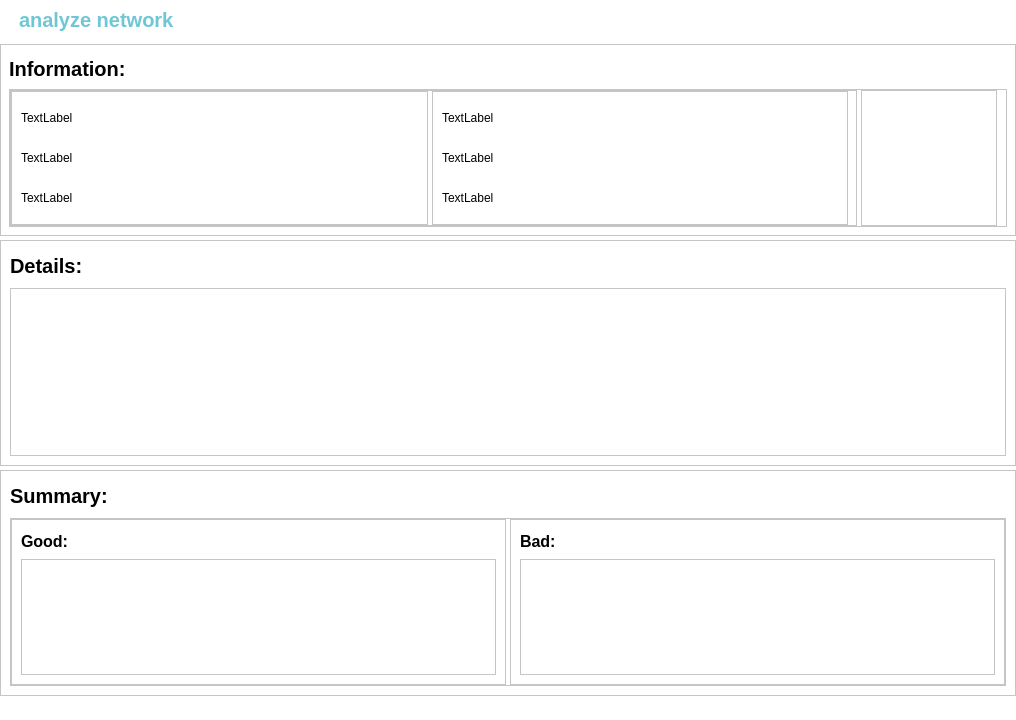
This is pages/analyze/analyze.ui in nguyenduchuy-22NS024/wifi-security-analyzer as Qt 5 draws it before an edit. The edited form follows.
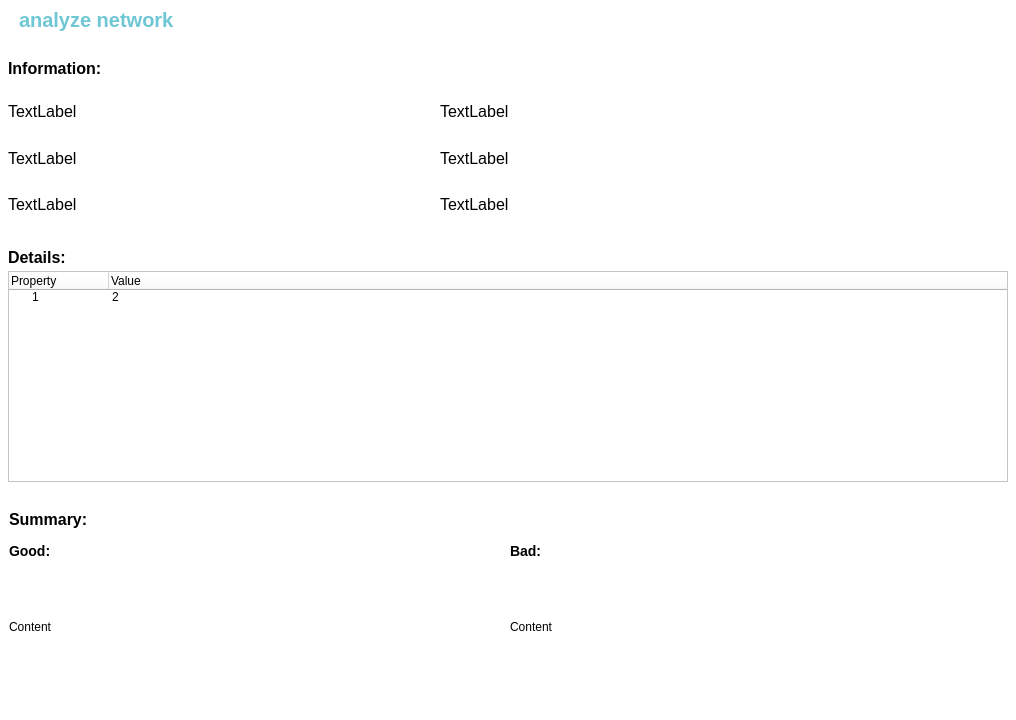
This is the edited form. Icons and pictures are not drawn.

```diff
--- a/pages/analyze/analyze.ui
+++ b/pages/analyze/analyze.ui
@@ -310,6 +310,12 @@
               </property>
               <item>
                <widget class="QFrame" name="frInfoScore">
+                <property name="minimumSize">
+                 <size>
+                  <width>0</width>
+                  <height>192</height>
+                 </size>
+                </property>
                 <property name="maximumSize">
                  <size>
                   <width>16777215</width>
@@ -318,12 +324,12 @@
                 </property>
                 <property name="styleSheet">
                  <string notr="true">#lblInfoScoreHeader {
-	font-size: 20px;
+	font-size: 16px;
 	font-weight: bold;
 }</string>
                 </property>
                 <property name="frameShape">
-                 <enum>QFrame::Shape::StyledPanel</enum>
+                 <enum>QFrame::Shape::NoFrame</enum>
                 </property>
                 <property name="frameShadow">
                  <enum>QFrame::Shadow::Raised</enum>
@@ -360,7 +366,7 @@
                  <item>
                   <widget class="QFrame" name="frInfoScoreContent">
                    <property name="frameShape">
-                    <enum>QFrame::Shape::StyledPanel</enum>
+                    <enum>QFrame::Shape::NoFrame</enum>
                    </property>
                    <property name="frameShadow">
                     <enum>QFrame::Shadow::Raised</enum>
@@ -375,13 +381,16 @@
                     <property name="topMargin">
                      <number>0</number>
                     </property>
+                    <property name="rightMargin">
+                     <number>0</number>
+                    </property>
                     <property name="bottomMargin">
                      <number>0</number>
                     </property>
                     <item>
                      <widget class="QFrame" name="frInfo">
                       <property name="frameShape">
-                       <enum>QFrame::Shape::StyledPanel</enum>
+                       <enum>QFrame::Shape::NoFrame</enum>
                       </property>
                       <property name="frameShadow">
                        <enum>QFrame::Shadow::Raised</enum>
@@ -397,20 +406,40 @@
                         <number>0</number>
                        </property>
                        <property name="rightMargin">
-                        <number>8</number>
+                        <number>0</number>
                        </property>
                        <property name="bottomMargin">
                         <number>0</number>
                        </property>
                        <item>
                         <widget class="QFrame" name="frInfo1">
+                         <property name="styleSheet">
+                          <string notr="true">#lblSSID, #lblBSSID, #lblSecurity, #lblFreqChan, #lblInterface, #lblScore {
+	font-size: 16px;
+}</string>
+                         </property>
                          <property name="frameShape">
-                          <enum>QFrame::Shape::StyledPanel</enum>
+                          <enum>QFrame::Shape::NoFrame</enum>
                          </property>
                          <property name="frameShadow">
                           <enum>QFrame::Shadow::Raised</enum>
                          </property>
                          <layout class="QVBoxLayout" name="verticalLayout_4">
+                          <property name="spacing">
+                           <number>0</number>
+                          </property>
+                          <property name="leftMargin">
+                           <number>0</number>
+                          </property>
+                          <property name="topMargin">
+                           <number>0</number>
+                          </property>
+                          <property name="rightMargin">
+                           <number>0</number>
+                          </property>
+                          <property name="bottomMargin">
+                           <number>0</number>
+                          </property>
                           <item>
                            <widget class="QLabel" name="lblSSID">
                             <property name="text">
@@ -437,13 +466,33 @@
                        </item>
                        <item>
                         <widget class="QFrame" name="frInfo2">
+                         <property name="styleSheet">
+                          <string notr="true">#lblSSID, #lblBSSID, #lblSecurity, #lblFreqChan, #lblInterface, #lblScore {
+	font-size: 16px;
+}</string>
+                         </property>
                          <property name="frameShape">
-                          <enum>QFrame::Shape::StyledPanel</enum>
+                          <enum>QFrame::Shape::NoFrame</enum>
                          </property>
                          <property name="frameShadow">
                           <enum>QFrame::Shadow::Raised</enum>
                          </property>
                          <layout class="QVBoxLayout" name="verticalLayout_5">
+                          <property name="spacing">
+                           <number>0</number>
+                          </property>
+                          <property name="leftMargin">
+                           <number>0</number>
+                          </property>
+                          <property name="topMargin">
+                           <number>0</number>
+                          </property>
+                          <property name="rightMargin">
+                           <number>0</number>
+                          </property>
+                          <property name="bottomMargin">
+                           <number>0</number>
+                          </property>
                           <item>
                            <widget class="QLabel" name="lblFreqChan">
                             <property name="text">
@@ -480,7 +529,7 @@
                        </size>
                       </property>
                       <property name="frameShape">
-                       <enum>QFrame::Shape::StyledPanel</enum>
+                       <enum>QFrame::Shape::NoFrame</enum>
                       </property>
                       <property name="frameShadow">
                        <enum>QFrame::Shadow::Raised</enum>
@@ -495,19 +544,46 @@
               </item>
               <item>
                <widget class="QFrame" name="frDetails">
+                <property name="minimumSize">
+                 <size>
+                  <width>0</width>
+                  <height>250</height>
+                 </size>
+                </property>
+                <property name="maximumSize">
+                 <size>
+                  <width>16777215</width>
+                  <height>250</height>
+                 </size>
+                </property>
                 <property name="styleSheet">
                  <string notr="true">#lblDetailsHeader {
-	font-size: 20px;
+	font-size: 16px;
 	font-weight: bold;
 }</string>
                 </property>
                 <property name="frameShape">
-                 <enum>QFrame::Shape::StyledPanel</enum>
+                 <enum>QFrame::Shape::NoFrame</enum>
                 </property>
                 <property name="frameShadow">
                  <enum>QFrame::Shadow::Raised</enum>
                 </property>
                 <layout class="QVBoxLayout" name="verticalLayout_7">
+                 <property name="spacing">
+                  <number>4</number>
+                 </property>
+                 <property name="leftMargin">
+                  <number>8</number>
+                 </property>
+                 <property name="topMargin">
+                  <number>8</number>
+                 </property>
+                 <property name="rightMargin">
+                  <number>8</number>
+                 </property>
+                 <property name="bottomMargin">
+                  <number>8</number>
+                 </property>
                  <item>
                   <widget class="QLabel" name="lblDetailsHeader">
                    <property name="maximumSize">
@@ -524,11 +600,50 @@
                  <item>
                   <widget class="QFrame" name="frDetailsContent">
                    <property name="frameShape">
-                    <enum>QFrame::Shape::StyledPanel</enum>
+                    <enum>QFrame::Shape::NoFrame</enum>
                    </property>
                    <property name="frameShadow">
                     <enum>QFrame::Shadow::Raised</enum>
                    </property>
+                   <layout class="QVBoxLayout" name="verticalLayout_11">
+                    <property name="spacing">
+                     <number>4</number>
+                    </property>
+                    <property name="leftMargin">
+                     <number>0</number>
+                    </property>
+                    <property name="topMargin">
+                     <number>0</number>
+                    </property>
+                    <property name="rightMargin">
+                     <number>0</number>
+                    </property>
+                    <property name="bottomMargin">
+                     <number>0</number>
+                    </property>
+                    <item>
+                     <widget class="QTreeWidget" name="treeWidget">
+                      <column>
+                       <property name="text">
+                        <string>Property</string>
+                       </property>
+                      </column>
+                      <column>
+                       <property name="text">
+                        <string>Value</string>
+                       </property>
+                      </column>
+                      <item>
+                       <property name="text">
+                        <string>1</string>
+                       </property>
+                       <property name="text">
+                        <string>2</string>
+                       </property>
+                      </item>
+                     </widget>
+                    </item>
+                   </layout>
                   </widget>
                  </item>
                 </layout>
@@ -538,17 +653,20 @@
                <widget class="QFrame" name="frSummary">
                 <property name="styleSheet">
                  <string notr="true">#lblSummaryHeader {
-	font-size: 20px;
+	font-size: 16px;
 	font-weight: bold;
 }</string>
                 </property>
                 <property name="frameShape">
-                 <enum>QFrame::Shape::StyledPanel</enum>
+                 <enum>QFrame::Shape::NoFrame</enum>
                 </property>
                 <property name="frameShadow">
                  <enum>QFrame::Shadow::Raised</enum>
                 </property>
                 <layout class="QVBoxLayout" name="verticalLayout_8">
+                 <property name="spacing">
+                  <number>4</number>
+                 </property>
                  <item>
                   <widget class="QLabel" name="lblSummaryHeader">
                    <property name="maximumSize">
@@ -565,7 +683,7 @@
                  <item>
                   <widget class="QFrame" name="frSummaryContent">
                    <property name="frameShape">
-                    <enum>QFrame::Shape::StyledPanel</enum>
+                    <enum>QFrame::Shape::NoFrame</enum>
                    </property>
                    <property name="frameShadow">
                     <enum>QFrame::Shadow::Raised</enum>
@@ -590,17 +708,32 @@
                      <widget class="QFrame" name="frPros">
                       <property name="styleSheet">
                        <string notr="true">#lblProsHeader {
-	font-size: 16px;
+	font-size: 14px;
 	font-weight: 600;
 }</string>
                       </property>
                       <property name="frameShape">
-                       <enum>QFrame::Shape::StyledPanel</enum>
+                       <enum>QFrame::Shape::NoFrame</enum>
                       </property>
                       <property name="frameShadow">
                        <enum>QFrame::Shadow::Raised</enum>
                       </property>
                       <layout class="QVBoxLayout" name="verticalLayout_10">
+                       <property name="spacing">
+                        <number>4</number>
+                       </property>
+                       <property name="leftMargin">
+                        <number>0</number>
+                       </property>
+                       <property name="topMargin">
+                        <number>0</number>
+                       </property>
+                       <property name="rightMargin">
+                        <number>0</number>
+                       </property>
+                       <property name="bottomMargin">
+                        <number>0</number>
+                       </property>
                        <item>
                         <widget class="QLabel" name="lblProsHeader">
                          <property name="maximumSize">
@@ -617,11 +750,35 @@
                        <item>
                         <widget class="QFrame" name="frProsContent">
                          <property name="frameShape">
-                          <enum>QFrame::Shape::StyledPanel</enum>
+                          <enum>QFrame::Shape::NoFrame</enum>
                          </property>
                          <property name="frameShadow">
                           <enum>QFrame::Shadow::Raised</enum>
                          </property>
+                         <layout class="QVBoxLayout" name="verticalLayout_12">
+                          <property name="spacing">
+                           <number>4</number>
+                          </property>
+                          <property name="leftMargin">
+                           <number>0</number>
+                          </property>
+                          <property name="topMargin">
+                           <number>0</number>
+                          </property>
+                          <property name="rightMargin">
+                           <number>0</number>
+                          </property>
+                          <property name="bottomMargin">
+                           <number>0</number>
+                          </property>
+                          <item>
+                           <widget class="QLabel" name="label_2">
+                            <property name="text">
+                             <string>Content</string>
+                            </property>
+                           </widget>
+                          </item>
+                         </layout>
                         </widget>
                        </item>
                       </layout>
@@ -631,17 +788,32 @@
                      <widget class="QFrame" name="frCons">
                       <property name="styleSheet">
                        <string notr="true">#lblConsHeader {
-	font-size: 16px;
+	font-size: 14px;
 	font-weight: 600;
 }</string>
                       </property>
                       <property name="frameShape">
-                       <enum>QFrame::Shape::StyledPanel</enum>
+                       <enum>QFrame::Shape::NoFrame</enum>
                       </property>
                       <property name="frameShadow">
                        <enum>QFrame::Shadow::Raised</enum>
                       </property>
                       <layout class="QVBoxLayout" name="verticalLayout_9">
+                       <property name="spacing">
+                        <number>4</number>
+                       </property>
+                       <property name="leftMargin">
+                        <number>0</number>
+                       </property>
+                       <property name="topMargin">
+                        <number>0</number>
+                       </property>
+                       <property name="rightMargin">
+                        <number>0</number>
+                       </property>
+                       <property name="bottomMargin">
+                        <number>0</number>
+                       </property>
                        <item>
                         <widget class="QLabel" name="lblConsHeader">
                          <property name="maximumSize">
@@ -658,11 +830,35 @@
                        <item>
                         <widget class="QFrame" name="frConsContent">
                          <property name="frameShape">
-                          <enum>QFrame::Shape::StyledPanel</enum>
+                          <enum>QFrame::Shape::NoFrame</enum>
                          </property>
                          <property name="frameShadow">
                           <enum>QFrame::Shadow::Raised</enum>
                          </property>
+                         <layout class="QVBoxLayout" name="verticalLayout_13">
+                          <property name="spacing">
+                           <number>4</number>
+                          </property>
+                          <property name="leftMargin">
+                           <number>0</number>
+                          </property>
+                          <property name="topMargin">
+                           <number>0</number>
+                          </property>
+                          <property name="rightMargin">
+                           <number>0</number>
+                          </property>
+                          <property name="bottomMargin">
+                           <number>0</number>
+                          </property>
+                          <item>
+                           <widget class="QLabel" name="label_3">
+                            <property name="text">
+                             <string>Content</string>
+                            </property>
+                           </widget>
+                          </item>
+                         </layout>
                         </widget>
                        </item>
                       </layout>
```
